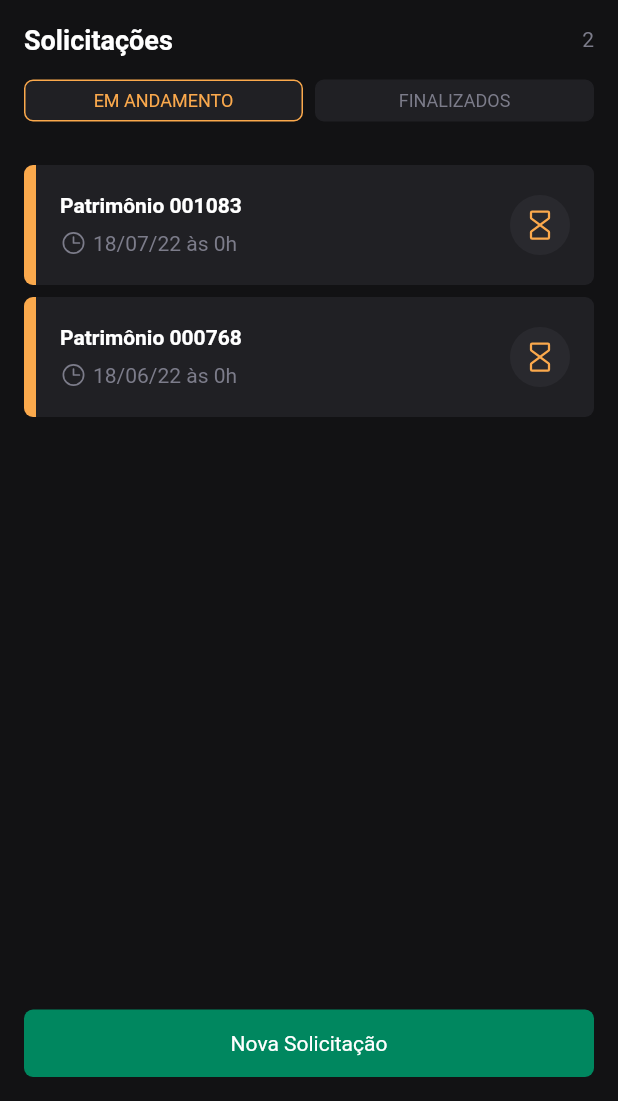
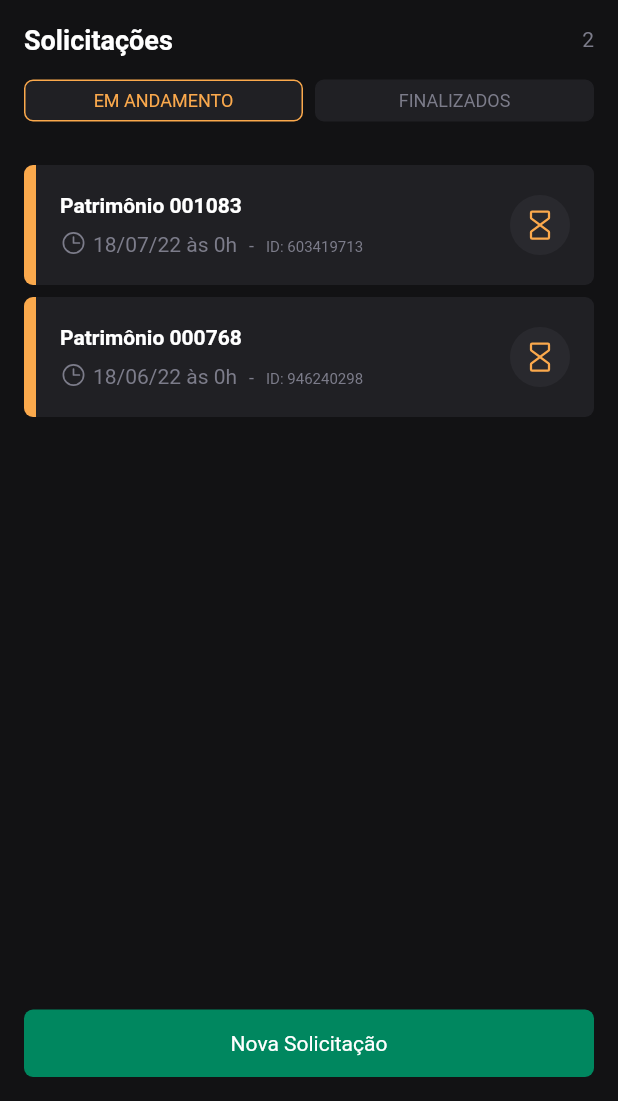
Before and after one commit to BrunoMoraes-Z/rockethelp-flutter, a Flutter app: the HomeScreen screen opened directly, on a phone screen of 412 x 824 dp, the part 135-1236 px from its top. Run offline on Flutter 3.47's test engine with Material 2 defaults, Android fonts, the phone set to English and light mode, and no system bars; our stand-ins replace flutter_phosphor_icons, flutter_svg, form_field_validator, google_fonts; missing offline and left inert: flutter_driver.

Commit message:
added locators and list of ids in read.me

```diff
--- a/lib/screens/home.dart
+++ b/lib/screens/home.dart
@@ -58,7 +58,6 @@ class HomeScreen extends StatelessWidget {
                       child: Column(
                         children: controller.getOrders().map((request) {
                           return RequestCard(
-                            key: Key(request.id),
                             patrimony: request.patrimony,
                             time: request.createdAt,
                             finished: request.finished,
@@ -88,6 +87,7 @@ class HomeScreen extends StatelessWidget {
               margin: const EdgeInsets.only(bottom: 16),
               padding: const EdgeInsets.symmetric(horizontal: 16),
               child: MyButton(
+                key: const Key('newRequestButton'),
                 label: 'Nova Solicitação',
                 onTap: () {
                   Navigator.push(
--- a/lib/screens/sign_in.dart
+++ b/lib/screens/sign_in.dart
@@ -45,8 +45,6 @@ class SignInScreen extends StatelessWidget {
                         height: MediaQuery.of(context).size.height * .45,
                         child: Column(
                           children: [
-                            // const SizedBox(height: 164),
-                            // const SizedBox(height: 50),
                             const Text(
                               'Acesse sua conta',
                               style: TextStyle(
@@ -56,6 +54,7 @@ class SignInScreen extends StatelessWidget {
                             ),
                             const SizedBox(height: 24),
                             MyTextField(
+                              key: const Key('emailTextField'),
                               icon: PhosphorIcons.envelope,
                               placeholder: 'E-mail',
                               onChange: (value) {},
@@ -64,6 +63,7 @@ class SignInScreen extends StatelessWidget {
                               inputAction: TextInputAction.next,
                             ),
                             MyTextField(
+                              key: const Key('passwordTextField'),
                               icon: PhosphorIcons.key,
                               placeholder: 'Senha',
                               obscure: true,
@@ -72,6 +72,7 @@ class SignInScreen extends StatelessWidget {
                             ),
                             const SizedBox(height: 32),
                             MyButton(
+                              key: const Key('signInButton'),
                               label: 'Entrar',
                               onTap: () {
                                 if (formKey.currentState!.validate()) {
--- a/lib/shared/widgets/back_header.dart
+++ b/lib/shared/widgets/back_header.dart
@@ -14,6 +14,7 @@ class BackHeader extends StatelessWidget {
         mainAxisAlignment: MainAxisAlignment.spaceBetween,
         children: [
           InkWell(
+            key: const Key('returnToHome'),
             onTap: () => Navigator.pop(context),
             splashFactory: NoSplash.splashFactory,
             highlightColor: Colors.transparent,
--- a/lib/shared/widgets/home_header.dart
+++ b/lib/shared/widgets/home_header.dart
@@ -35,6 +35,7 @@ class HomeHeader extends StatelessWidget {
                   'assets/secondaryLogo.svg',
                 ),
                 InkWell(
+                  key: const Key('logoutButton'),
                   onTap: () {
                     Navigator.of(context).pop();
                   },
@@ -65,6 +66,7 @@ class HomeHeader extends StatelessWidget {
                   builder: (context, controller, child) {
                     return Text(
                       '${controller.getOrders().length}',
+                      key: const Key('amountOfRequests'),
                       style: const TextStyle(
                         color: Constants.gray300,
                       ),
@@ -83,6 +85,7 @@ class HomeHeader extends StatelessWidget {
                 child: Row(
                   children: [
                     MenuButton(
+                      key: const Key('onGoingButton'),
                       label: 'EM ANDAMENTO',
                       onTap: () {
                         if (controller.currentType == RequestType.closed) {
@@ -94,6 +97,7 @@ class HomeHeader extends StatelessWidget {
                     ),
                     const SizedBox(width: 8),
                     MenuButton(
+                      key: const Key('finishedButton'),
                       label: 'FINALIZADOS',
                       onTap: () {
                         if (controller.currentType == RequestType.open) {
--- a/lib/shared/widgets/my_text_field.dart
+++ b/lib/shared/widgets/my_text_field.dart
@@ -53,6 +53,7 @@ class _MyTextFieldState extends State<MyTextField> {
     return SizedBox(
       height: 70,
       child: TextFormField(
+        key: widget.key,
         maxLines: 1,
         controller: controller,
         cursorColor: Constants.green700,
--- a/lib/shared/widgets/order_detail_information.dart
+++ b/lib/shared/widgets/order_detail_information.dart
@@ -42,6 +42,7 @@ class OrderDetailInformation extends StatelessWidget {
           const SizedBox(height: 8),
           Text(
             order.description,
+            key: const Key('orderDescription'),
             style: const TextStyle(
               color: Colors.white,
             ),
@@ -52,6 +53,7 @@ class OrderDetailInformation extends StatelessWidget {
           ),
           Text(
             'Registrado em ${formatDate(order.createdAt)}',
+            key: const Key('orderCreateDate'),
             style: const TextStyle(
               color: Constants.gray300,
             ),
--- a/lib/shared/widgets/order_information.dart
+++ b/lib/shared/widgets/order_information.dart
@@ -41,6 +41,7 @@ class OrderIdentification extends StatelessWidget {
           const SizedBox(height: 8),
           Text(
             'Patrimônio ${order.patrimony.toString().padLeft(6, '0')}',
+            key: const Key('orderPatrimony'),
             style: const TextStyle(
               color: Colors.white,
             ),
--- a/lib/shared/widgets/request_card.dart
+++ b/lib/shared/widgets/request_card.dart
@@ -19,9 +19,11 @@ class RequestCard extends StatelessWidget {
 
   @override
   Widget build(BuildContext context) {
+    final id = '${formatDate(time)}.$patrimony'.hashCode.toString();
     return Padding(
       padding: const EdgeInsets.only(bottom: 8),
       child: InkWell(
+        key: Key(id),
         onTap: onTap,
         borderRadius: BorderRadius.circular(6),
         child: Container(
@@ -62,6 +64,7 @@ class RequestCard extends StatelessWidget {
                       ),
                       const SizedBox(height: 8),
                       Row(
+                        crossAxisAlignment: CrossAxisAlignment.end,
                         children: [
                           const Icon(
                             PhosphorIcons.clock,
@@ -75,7 +78,23 @@ class RequestCard extends StatelessWidget {
                               color: Constants.gray300,
                               fontSize: 14,
                             ),
-                          )
+                          ),
+                          const SizedBox(width: 8),
+                          const Text(
+                            '-',
+                            style: TextStyle(
+                              color: Constants.gray300,
+                              fontSize: 12,
+                            ),
+                          ),
+                          const SizedBox(width: 8),
+                          Text(
+                            'ID: $id',
+                            style: const TextStyle(
+                              color: Constants.gray300,
+                              fontSize: 10,
+                            ),
+                          ),
                         ],
                       )
                     ],
--- a/pubspec.yaml
+++ b/pubspec.yaml
@@ -44,6 +44,8 @@ dependencies:
 
 dev_dependencies:
   flutter_test:
+    sdk: flutter
+  flutter_driver:
     sdk: flutter
 
   # The "flutter_lints" package below contains a set of recommended lints to
```
Also changed, not shown: lib/main.dart (+14 -0 lines), lib/screens/detail_screen.dart (+35 -2 lines), lib/shared/widgets/solution_detail_information.dart (+8 -1 lines), pubspec.lock.
